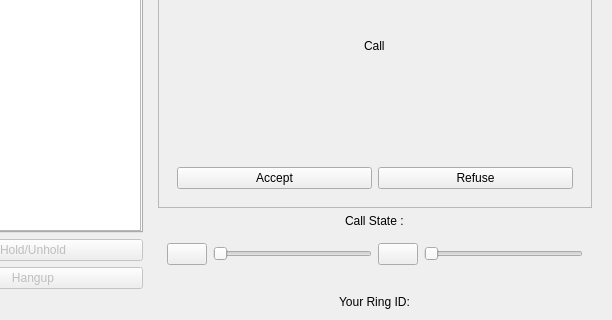
First picture: the form in callwidget.ui, repository savoirfairelinux/jami-client-windows, before the edit; both pictures show x 88 to 700 and y 391 to 711 of the 700 by 711 pixel window.
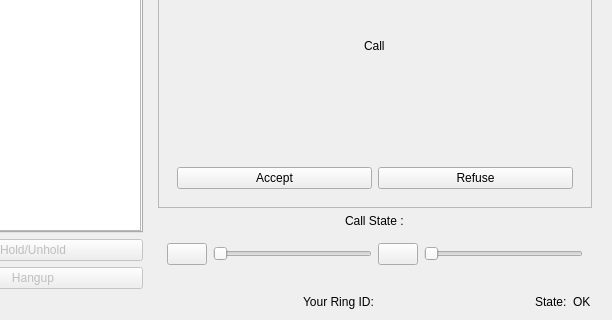
Second picture: the form after the edit. Icons and pictures are not drawn. Custom widgets are drawn as their Qt base class.

Commit message:
UI: add account state hint on main view
Refs #74598

Diff of the .ui file:
```diff
--- a/callwidget.ui
+++ b/callwidget.ui
@@ -20,25 +20,6 @@
    <string>Form</string>
   </property>
   <layout class="QGridLayout" name="gridLayout">
-   <item row="1" column="1" alignment="Qt::AlignHCenter">
-    <widget class="QLabel" name="ringIdLabel">
-     <property name="minimumSize">
-      <size>
-       <width>0</width>
-       <height>0</height>
-      </size>
-     </property>
-     <property name="text">
-      <string>Your Ring ID:</string>
-     </property>
-     <property name="margin">
-      <number>0</number>
-     </property>
-     <property name="textInteractionFlags">
-      <set>Qt::LinksAccessibleByMouse|Qt::TextSelectableByMouse</set>
-     </property>
-    </widget>
-   </item>
    <item row="0" column="0">
     <layout class="QVBoxLayout" name="verticalLayout_2">
      <property name="spacing">
@@ -410,6 +391,49 @@
      </layout>
     </widget>
    </item>
+   <item row="1" column="1">
+    <layout class="QHBoxLayout" name="horizontalLayout_5" stretch="1,0,0">
+     <property name="topMargin">
+      <number>0</number>
+     </property>
+     <property name="rightMargin">
+      <number>10</number>
+     </property>
+     <item alignment="Qt::AlignHCenter">
+      <widget class="QLabel" name="ringIdLabel">
+       <property name="minimumSize">
+        <size>
+         <width>0</width>
+         <height>0</height>
+        </size>
+       </property>
+       <property name="text">
+        <string>Your Ring ID:</string>
+       </property>
+       <property name="margin">
+        <number>0</number>
+       </property>
+       <property name="textInteractionFlags">
+        <set>Qt::LinksAccessibleByMouse|Qt::TextSelectableByMouse</set>
+       </property>
+      </widget>
+     </item>
+     <item alignment="Qt::AlignRight">
+      <widget class="QLabel" name="label_2">
+       <property name="text">
+        <string>State:</string>
+       </property>
+      </widget>
+     </item>
+     <item alignment="Qt::AlignRight">
+      <widget class="QLabel" name="accountStateHintLabel">
+       <property name="text">
+        <string>OK</string>
+       </property>
+      </widget>
+     </item>
+    </layout>
+   </item>
   </layout>
  </widget>
  <customwidgets>
```
The commit also changes 2 other files.
